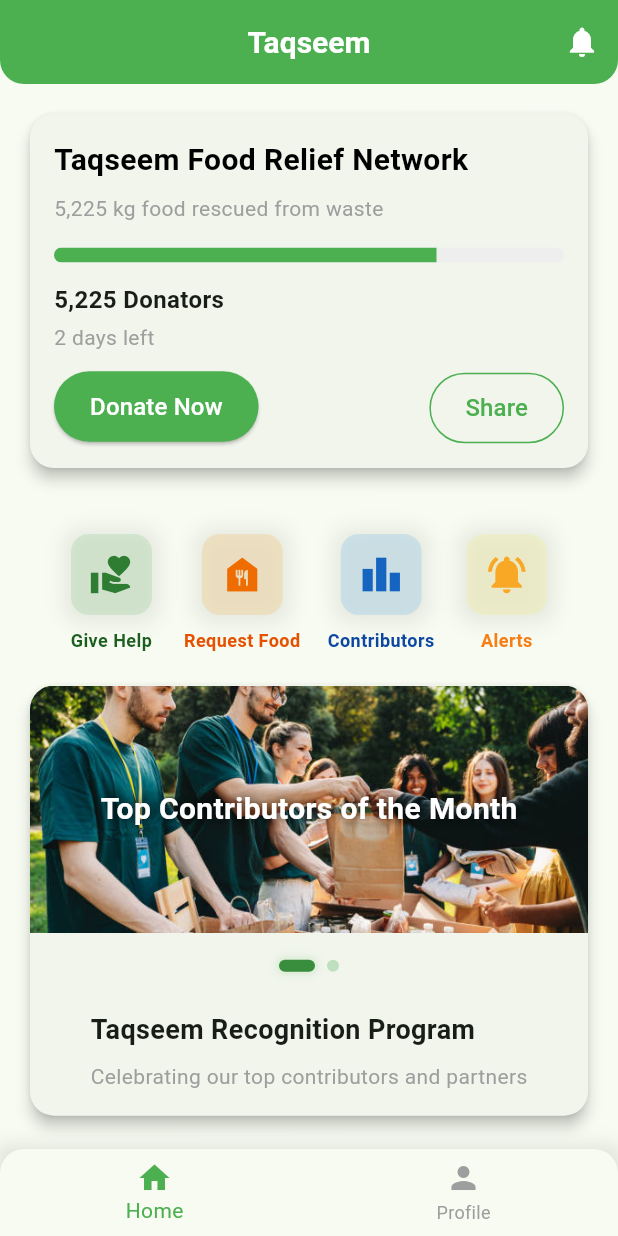
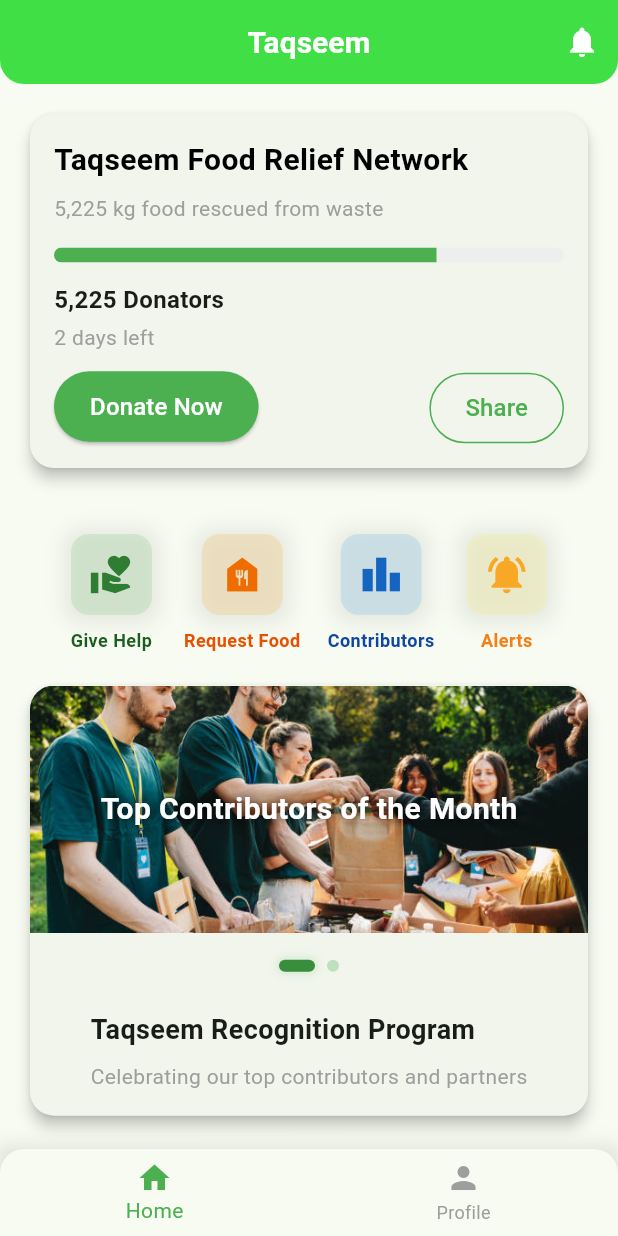
Before and after one commit to UmerNoor-cmd/Taqseem, a Flutter app: the screen it shows after launch, on a phone screen of 412 x 824 dp. Run offline on Flutter 3.47's test engine with Material 3 defaults, Android fonts, the phone set to English and light mode, and no system bars; our stand-ins replace google_maps_flutter, table_calendar.

Commit message:
Logo and theme updates

```diff
--- a/lib/screens/home/home_screen.dart
+++ b/lib/screens/home/home_screen.dart
@@ -13,7 +13,11 @@
     Widget build(BuildContext context) {
       return MaterialApp(
         title: 'Taqseem',
-      theme: ThemeData(primarySwatch: Colors.green, fontFamily: 'Roboto'),
+        theme: ThemeData(
+          primarySwatch: Colors.green, // This can stay as is or you can create a custom swatch
+          primaryColor: const Color(0xFF40df46), // Add this line for the primary color
+          fontFamily: 'Roboto',
+        ),
         home: const TaqseemScreen(),
       );
     }
@@ -66,25 +70,19 @@
           _currentNavIndex == 0 ? 'Taqseem' : 'Profile',
           style: const TextStyle(fontWeight: FontWeight.bold),
         ),
-        backgroundColor:
-            _currentNavIndex == 0
-                ? null
+        backgroundColor: _currentNavIndex == 0
+            ? const Color(0xFF40df46) // Use the new color here
             : const Color.fromARGB(0, 252, 251, 251),
         elevation: _currentNavIndex == 0 ? null : 0,
-        shape:
-            _currentNavIndex == 0
+        shape: _currentNavIndex == 0
             ? const RoundedRectangleBorder(
                 borderRadius: BorderRadius.vertical(
                   bottom: Radius.circular(16),
-                  ),
+                )
             )
             : null,
-        automaticallyImplyLeading: false, // Optional
-        toolbarHeight:
-            _currentNavIndex == 1
-                ? 1
-                : null, // technically optional due to PreferredSize
-
+        automaticallyImplyLeading: false,
+        toolbarHeight: _currentNavIndex == 1 ? 1 : null,
         actions: [
           if (_currentNavIndex == 0)
             IconButton(icon: const Icon(Icons.notifications), onPressed: () {}),
```
Also changed, not shown: pubspec.yaml (+9 -0 lines), assets/icons/1.png (added), assets/icons/2.png (added), assets/icons/4.png (added), assets/icons/icon.png (added), assets/icons/reverse_icon.png (added), assets/icons/temp.png (added), pubspec.lock, 48 other files. Lines whose indentation alone changed are shown as unchanged.
